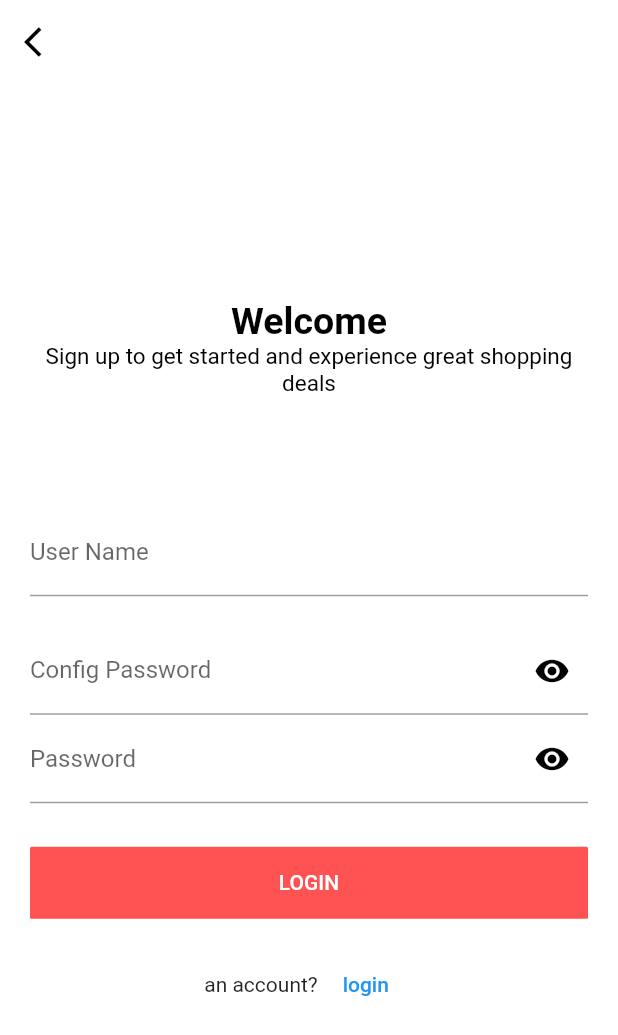
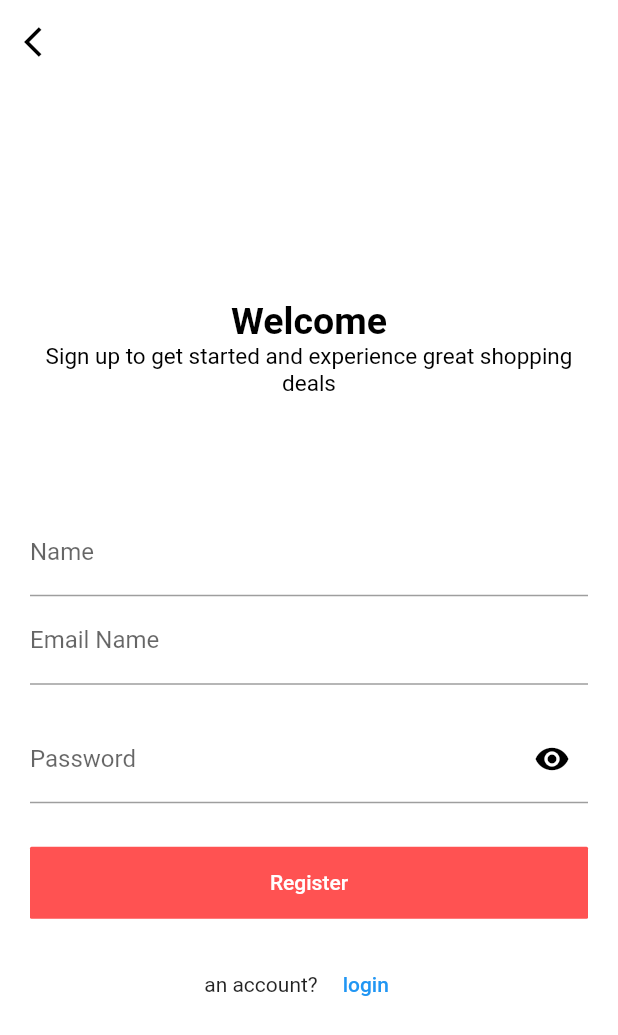
Before and after one commit to Shaker-Al-Muzaini/iug_flutter_project, a Flutter app: the login_secrrn screen opened directly, after a tap on "LOGIN", after a tap on "Register Now", on a phone screen of 412 x 824 dp. Shown: the top 1035 px of the screen. Run offline on Flutter 3.47's test engine with Material 2 defaults, Android fonts, the phone set to English and light mode, and no system bars; our stand-ins replace firebase_auth, firebase_core, flutter_bloc; accounts and stored records are empty; network calls fail; Roboto replaces fonts that are missing (cairo).

Commit message:
Update main.dart

```diff
--- a/lib/main.dart
+++ b/lib/main.dart
@@ -1,41 +1,31 @@
 // ignore_for_file: unused_import
+import 'package:firebase_core/firebase_core.dart';
+import 'firebase_options.dart';
+import 'package:flutter/material.dart';
+import 'package:iug_flutter_project/modules/login.dart';
 
-import 'package:flutter/material.dart';
-import 'package:firebase_core/firebase_core.dart';
-import 'package:iug_flutter_project/modules/prodect_screen.dart';
-import 'firebase_options.dart';
-
-// import 'package:iug_flutter_project/modules/order_screen.dart';
-import 'modules/bottum_na.dart';
-
-// await Firebase.initializeApp(
-// options: DefaultFirebaseOptions.currentPlatform,
-// );
-
-// void main() async {
-//
-//     await Firebase.initializeApp(
-//   );
-//   runApp(const MyApp());
-// }
-
-void main() {
-   Firebase.initializeApp();
+void main()async {
+  WidgetsFlutterBinding.ensureInitialized();
+   await Firebase.initializeApp();
   runApp(
-
       const MyApp());
 }
 
 
-class  MyApp extends StatelessWidget{
+class  MyApp extends StatefulWidget{
   const MyApp({Key? key}) : super(key: key);
 
   @override
+  State<MyApp> createState() => _MyAppState();
+}
+
+class _MyAppState extends State<MyApp> {
+  @override
   Widget build(BuildContext context) {
 
-    return     const MaterialApp(
+    return  MaterialApp(
       debugShowCheckedModeBanner: false,
-      home:bottom_na(),
+      home:login_secrrn(),
     );
   }
 }
--- a/lib/models/blocs.dart
+++ b/lib/models/blocs.dart
@@ -1,4 +1,7 @@
-// ignore_for_file: non_constant_identifier_names, camel_case_types, unnecessary_question_mark
+// ignore_for_file: non_constant_identifier_names, camel_case_types, unnecessary_question_mark, avoid_print, unused_local_variable
+import 'dart:math';
+
+import 'package:firebase_auth/firebase_auth.dart';
 import 'package:flutter_bloc/flutter_bloc.dart';
 import 'package:iug_flutter_project/models/states.dart';
 class All_bloc_cubic extends Cubit<All_Statels>{
@@ -50,4 +53,38 @@ class All_bloc_cubic extends Cubit<All_Statels>{
     cont_order--;
     emit(cont_ordering_minus());
   }
+
+
+  bool ispass  =true;
+  void ispasswored(){
+    ispass=!ispass;
+    emit(ispasswored_stet());
+  }
+
+
+  void user_Login(){
+     String email;
+     String password;
+
+  }
+  String name='';
+  String email='';
+  String password='';
+  void user_Regestar({name,password,email}){
+      emit(user_R());
+      try {
+         FirebaseAuth.instance.createUserWithEmailAndPassword(
+          email:email,
+          password:password,
+        ).then((value){
+          print('a');
+          print (value.user!.email);
+          print (value.user!.uid);
+          emit(user_successful());
+        }).catchError((error){e;});
+      } catch (e) {
+        print(e);
+      }
+  }
+
 }
--- a/lib/models/states.dart
+++ b/lib/models/states.dart
@@ -30,3 +30,19 @@ class cont_ordering_plus extends All_Statels{
 class cont_ordering_minus extends All_Statels{
 
 }
+class ispasswored_stet extends All_Statels{ }
+
+class user_R extends All_Statels{
+
+
+}
+class user_loding extends All_Statels{
+
+
+}
+class user_successful extends All_Statels{}
+class user_error extends All_Statels{
+final String error;
+user_error(this.error);
+
+}
--- a/lib/modules/login.dart
+++ b/lib/modules/login.dart
@@ -1,26 +1,28 @@
-// ignore_for_file: camel_case_types, non_constant_identifier_names, avoid_print, avoid_unnecessary_containers, sized_box_for_whitespace, unused_label
+// ignore_for_file: camel_case_types, must_be_immutable, non_constant_identifier_names, avoid_print
 
 import 'package:flutter/material.dart';
+import 'package:flutter_bloc/flutter_bloc.dart';
 import 'package:iug_flutter_project/modules/home_screen.dart';
 import 'package:iug_flutter_project/modules/register.dart';
 import 'package:iug_flutter_project/shared/componest/componest.dart';
+import '../models/blocs.dart';
+import '../models/states.dart';
 
-class login_secrrn extends StatefulWidget {
-  const login_secrrn({Key? key}) : super(key: key);
-
-  @override
-  State<login_secrrn> createState() => _login_secrrnState();
-}
-
-class _login_secrrnState extends State<login_secrrn> {
+class login_secrrn extends StatelessWidget {
   var email_controller=TextEditingController();
   var password_controller=TextEditingController();
   var Form_Login =GlobalKey<FormState>();
-  bool ispass=true;
 
+  login_secrrn({Key? key}) : super(key: key);
   @override
   Widget build(BuildContext context) {
-    return Scaffold(
+    return BlocProvider(
+      create: (BuildContext context)=>All_bloc_cubic(),
+      child: BlocConsumer<All_bloc_cubic ,All_Statels>(
+        listener:(BuildContext context,state){},
+        builder: (BuildContext context,state){
+          return
+            Scaffold(
               body:Center(
                 child: SingleChildScrollView(
                   child: Padding(
@@ -28,7 +30,7 @@ class _login_secrrnState extends State<login_secrrn> {
                     child: Form(
                       key:Form_Login,
                       child: Column(
-                children:  [
+                        children:[
                           const Text('Welcome',
                               style:TextStyle(
                                 color:Colors.black,
@@ -37,10 +39,10 @@ class _login_secrrnState extends State<login_secrrn> {
                                 fontWeight:FontWeight.w700,
                               )
                           ),
-                  Container(
+                          const SizedBox(
                               width:double.infinity,
                               height:70,
-                   child:const Text(
+                              child:Text(
                                   'Sign up to get started and experience great shopping deals' ,
                                   textAlign:TextAlign.center,
                                   style:TextStyle(
@@ -56,11 +58,10 @@ class _login_secrrnState extends State<login_secrrn> {
                           ),
                           Text_Form_Field(
                               controll:email_controller,
-                    keyboardType:TextInputType.text,
+                              keyboardType:TextInputType.emailAddress,
                               cursor:Colors.pink
                           ),
                           const SizedBox(height:20),
-
                           TextFormField(
                             cursorColor: Colors.redAccent,
                             showCursor: true,
@@ -78,17 +79,15 @@ class _login_secrrnState extends State<login_secrrn> {
                               labelText:'Password',
                               // prefixIcon:const Icon(Icons.lock),
 
-                      suffixIcon:IconButton(color:Colors.black,icon:ispass ?
+                              suffixIcon:IconButton(color:Colors.black,
+                                  icon:All_bloc_cubic.get(context).ispass?
                                   const Icon
                                     (Icons
                                       .visibility) :const Icon
                                     (Icons.visibility_off,color:Colors.black,),
                                   onPressed:()
                                   {
-                            setState(() {
-                              ispass=!ispass;
-
-                            });
+                                    All_bloc_cubic.get(context).ispasswored();
                                   }
                               ),
 
@@ -101,11 +100,9 @@ class _login_secrrnState extends State<login_secrrn> {
                               fontSize: 16,
                             ),
                             keyboardType:TextInputType.visiblePassword,
-                    obscureText:ispass,
+                            obscureText:All_bloc_cubic.get(context).ispass,
                           ),
-
                           const SizedBox(height:29),
-
                           Row(
                             mainAxisAlignment:MainAxisAlignment.end,
                             children:[
@@ -122,7 +119,6 @@ class _login_secrrnState extends State<login_secrrn> {
                             ],
                           ),
                           //By_Reusable components
-
                           De_Button(
                             backgroundColor:Colors.redAccent,
                             function: (){
@@ -130,7 +126,7 @@ class _login_secrrnState extends State<login_secrrn> {
                                 print(email_controller.text);
                                 print(password_controller.text);
                                 Navigator.push(context,
-                            MaterialPageRoute(builder:(context)=> home_screen())
+                                    MaterialPageRoute(builder:(context)=> const home_screen())
                                 );
                               }
                             },
@@ -162,5 +158,8 @@ class _login_secrrnState extends State<login_secrrn> {
 
 
             );
+        },
+      ),
+    );
   }
 }
--- a/lib/modules/register.dart
+++ b/lib/modules/register.dart
@@ -1,19 +1,27 @@
-// ignore_for_file: camel_case_types, non_constant_identifier_names, must_be_immutable, avoid_print, sized_box_for_whitespace
-
+// ignore_for_file: camel_case_types, non_constant_identifier_names, must_be_immutable, avoid_print, sized_box_for_whitespace, empty_catches
 import 'package:flutter/material.dart';
+import 'package:flutter_bloc/flutter_bloc.dart';
 import 'package:iug_flutter_project/modules/login.dart';
 import 'package:iug_flutter_project/shared/componest/componest.dart';
+
+import '../models/blocs.dart';
+import '../models/states.dart';
 
 class Register_Screen extends StatelessWidget {
   var email_controller=TextEditingController();
   var password_controller=TextEditingController();
-  var Config_Password=TextEditingController();
+  var name_controller=TextEditingController();
   var Form_Register =GlobalKey<FormState>();
   bool ispass=true;
 
   Register_Screen({Key? key}) : super(key: key);
   @override
   Widget build(BuildContext context) {
+    return BlocProvider(
+      create: (BuildContext context)=>All_bloc_cubic(),
+      child: BlocConsumer<All_bloc_cubic ,All_Statels>(
+        listener: (BuildContext context , state){},
+        builder:(BuildContext context, state){
           return Scaffold(
             backgroundColor:Colors.white,
             appBar:AppBar(
@@ -57,51 +65,33 @@ class Register_Screen extends StatelessWidget {
                         const SizedBox(
                           height: 40,
                         ),
-                  Text_Form_Field(
-                      controll:email_controller,
-                      keyboardType:TextInputType.text,
-                      cursor:Colors.pink
-                  ),
-                  const SizedBox(height:20),
-
                         TextFormField(
                           cursorColor: Colors.redAccent,
-                    showCursor: true,
-                    controller:Config_Password,
+                          controller:name_controller,
                           onFieldSubmitted:(String value){
                             print(value);
                           },
                           validator:(value){
                             if(value!.isEmpty){
-                        return'!=';
+                              return'name is not be empty';
                             }
                             return null;
                           },
-                    decoration: InputDecoration(
-                      labelText:'Config Password',
-                      // prefixIcon:const Icon(Icons.lock),
-
-                      suffixIcon:IconButton(color:Colors.black,icon:ispass ?
-                      const Icon
-                        (Icons
-                          .visibility) :const Icon
-                        (Icons.visibility_off,color:Colors.black,),
-                          onPressed:()
-                          {
-
-                          }
+                          decoration: const InputDecoration(
+                            labelText:'Name',
                           ),
-
-                    ),
-
-
                           style:const TextStyle(
                             color:Colors.black,
                             fontFamily:'cairo',
                             fontSize: 16,
                           ),
-                    keyboardType:TextInputType.visiblePassword,
-                    obscureText:ispass,),
+                        ),
+                        Text_Form_Field(
+                            controll:email_controller,
+                           keyboardType:TextInputType.emailAddress,
+                            cursor:Colors.pink
+                        ),
+                        const SizedBox(height:20),
                         TextFormField(
                           cursorColor: Colors.redAccent,
                           showCursor: true,
@@ -119,14 +109,15 @@ class Register_Screen extends StatelessWidget {
                             labelText:'Password',
                             // prefixIcon:const Icon(Icons.lock),
 
-                      suffixIcon:IconButton(color:Colors.black,icon:ispass ?
+                            suffixIcon:IconButton(color:Colors.black,
+                                icon:All_bloc_cubic.get(context).ispass?
                                 const Icon
                                   (Icons
                                     .visibility) :const Icon
                                   (Icons.visibility_off,color:Colors.black,),
                                 onPressed:()
                                 {
-
+                                  All_bloc_cubic.get(context).ispasswored();
                                 }
                             ),
 
@@ -139,21 +130,24 @@ class Register_Screen extends StatelessWidget {
                             fontSize: 16,
                           ),
                           keyboardType:TextInputType.visiblePassword,
-                    obscureText:ispass,),
-
-
+                          obscureText:All_bloc_cubic.get(context).ispass,
+                        ),
                         const SizedBox(height:29),
                         //By_Reusable components
                         De_Button(
                           backgroundColor:Colors.redAccent,
-                    function: (){
-                      if(Form_Register.currentState!.validate()){
+                          function: () async{
+                            // if(Form_Register.currentState!.validate()){
+                               All_bloc_cubic.get(context).user_Regestar(
+                                name:name_controller.text,
+                                email:email_controller.text,
+                                password:password_controller.text,
+                              );
                                print(email_controller.text);
-                        print(password_controller.text);
-                      }
+                          // }
 
                           },
-                    text:'LOGIN',
+                          text:'Register',
                           BorderRadiuss:1,
                         ),
                         const SizedBox(
@@ -165,13 +159,12 @@ class Register_Screen extends StatelessWidget {
                             const Text('an account?'),
                             TextButton(onPressed:(){
                               Navigator.push(context,
-                            MaterialPageRoute(builder:(context)=>const login_secrrn())
+                                  MaterialPageRoute(builder:(context)=> login_secrrn())
                               );
                             },child: const Text('login')),
                           ],
                         )
                       ],
-
                     ),
                   ),
                 ),
@@ -179,5 +172,8 @@ class Register_Screen extends StatelessWidget {
               ),
             ),
           );
+        },
+      ),
+    );
   }
 }
--- a/lib/modules/screen4.dart
+++ b/lib/modules/screen4.dart
@@ -20,7 +20,7 @@ class screen4 extends StatelessWidget{
                 backgroundColor:Colors.redAccent,
                 function:(){
                   Navigator.push(context,
-                    MaterialPageRoute(builder:(context)=>const login_secrrn())
+                    MaterialPageRoute(builder:(context)=>login_secrrn())
                   );
                 },
                 text:'SIGN IN',
--- a/lib/shared/componest/componest.dart
+++ b/lib/shared/componest/componest.dart
@@ -29,6 +29,7 @@ Widget Text_Form_Field({
   required TextEditingController controll,
   required TextInputType keyboardType,
   required final Color cursor ,
+
 })=>TextFormField(
   controller:controll,
   onFieldSubmitted:(String value){
@@ -42,7 +43,7 @@ Widget Text_Form_Field({
     return null;
   },
   decoration:const InputDecoration(
-    labelText:'User Name',
+    labelText:'Email Name',
   ),
   style:const TextStyle(
     color:Colors.black,
--- a/pubspec.yaml
+++ b/pubspec.yaml
@@ -37,6 +37,7 @@ dependencies:
   flutter_bloc: ^8.0.1
   bloc: ^8.0.3
   firebase_core: ^1.17.0
+  firebase_auth: ^3.3.18
 
 
 
```
Also changed, not shown: pubspec.lock, 4 other files. Lines whose indentation alone changed are shown as unchanged.
